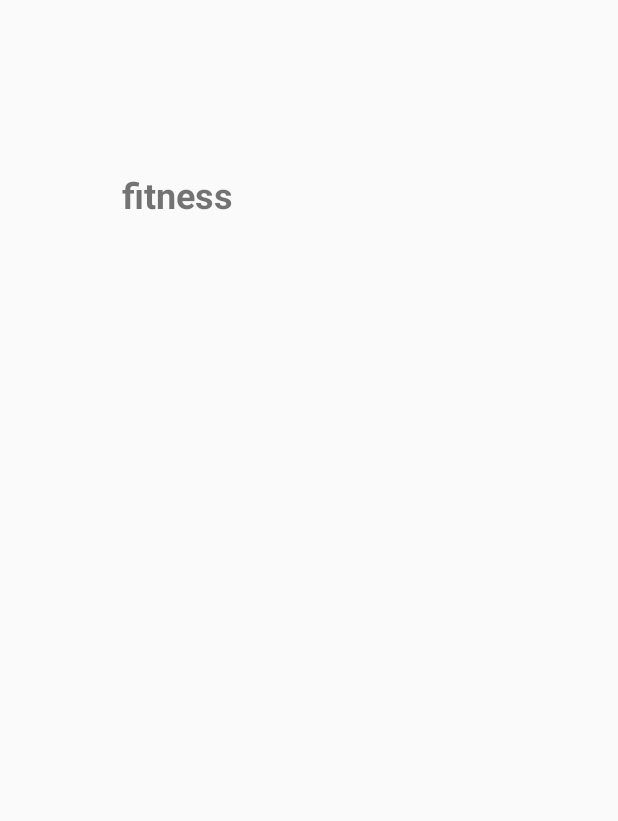
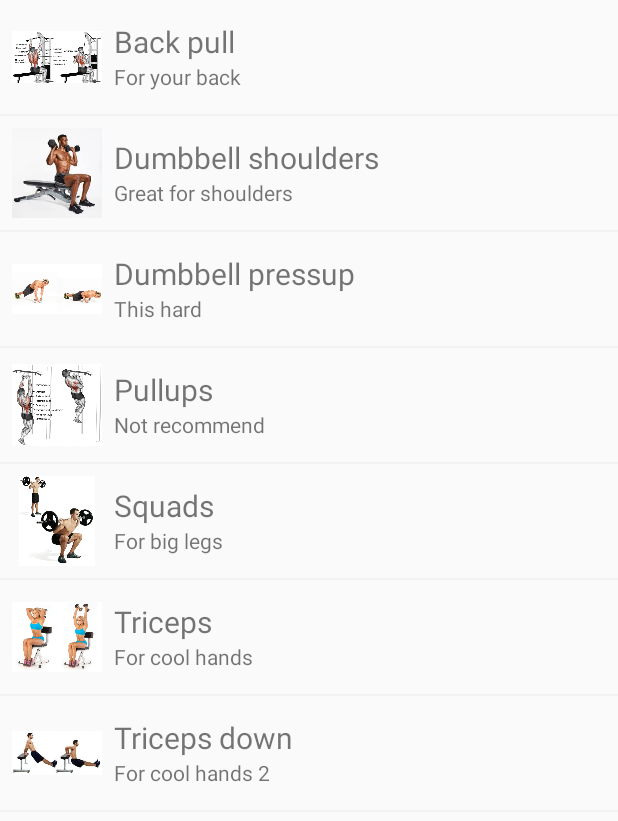
Before and after one commit to lirangazer/PrasonalHealthAssistance, an Android app: the FitnessActivity screen opened directly, with no data from a screen before it, on a phone screen of 412 x 824 dp. Before the commit the part shown is almost empty. Shown: the top 821 px of the screen. Run offline under Robolectric (Android 15) with nearby library versions, the phone set to English and light mode, and no system bars.

Commit message:
15.2.2021 Finished Fitness and Health activity. Changed all the un relevant names from the RecyclerView. Added drawable picture to fitness activity.
Wihbe.

```diff
--- a/app/src/main/java/com/example/prasonalhealthassistance/FitnessActivity.java
+++ b/app/src/main/java/com/example/prasonalhealthassistance/FitnessActivity.java
@@ -3,12 +3,47 @@ package com.example.prasonalhealthassistance;
 import android.os.Bundle;
 
 import androidx.appcompat.app.AppCompatActivity;
+import androidx.recyclerview.widget.LinearLayoutManager;
+import androidx.recyclerview.widget.RecyclerView;
+
+import java.util.ArrayList;
+import java.util.List;
 
 public class FitnessActivity extends AppCompatActivity {
+
+    private String[] imageNames= {"Back pull", "Dumbbell shoulders", "Dumbbell pressup", "Pullups", "Squads", "Triceps", "Triceps down"};
+    private String[] imageDescription = {"For your back", "Great for shoulders", "This hard", "Not recommend", "For big legs", "For cool hands", "For cool hands 2"};
+    private int[] images = {R.drawable.back_exe, R.drawable.dumbbell, R.drawable.dumbbell_pressup, R.drawable.pullup, R.drawable.squat, R.drawable.triceps, R.drawable.triceps_dwon };
+
+    RecyclerView recyclerView;
+    RecyclerView.Adapter recyclerAdapter;
+    RecyclerView.LayoutManager layoutManager;
+    List<RecyclerUtils> recyclerUtilsList = new ArrayList<>();
 
     @Override
     protected void onCreate(Bundle savedInstanceState) {
         super.onCreate(savedInstanceState);
         setContentView(R.layout.activity_fitness);
+
+        recyclerView = findViewById(R.id.recyclerViewFitness);
+        recyclerView.setHasFixedSize(true);
+        layoutManager = new LinearLayoutManager(this);
+        prepareTheList();
+        recyclerAdapter = new RecyclerAdapter(this, recyclerUtilsList);
+        recyclerView.setAdapter(recyclerAdapter);
+        recyclerView.setLayoutManager(layoutManager);
+
+    }
+
+    //Initialize the Recycler list object to hold the image and the relevant text
+    private void prepareTheList()
+    {
+        int count = 0;
+        for (String imageName : imageNames)
+        {
+            RecyclerUtils pu = new RecyclerUtils(imageName, imageDescription[count] ,images[count]);
+            recyclerUtilsList.add(pu);
+            count++;
+        }
     }
 }
--- a/app/src/main/java/com/example/prasonalhealthassistance/LoginPage.java
+++ b/app/src/main/java/com/example/prasonalhealthassistance/LoginPage.java
@@ -39,8 +39,10 @@ public class LoginPage extends AppCompatActivity {
                 String password = editPassword.getText().toString();
                 //init firebase db
 
+                //For Debug only --- Delete when its done with app --- Wihbe
                 Intent intent = new Intent (LoginPage.this,MainPage.class);
                 startActivity(intent);
+                //For Debug only --- Delete when its done with app --- Wihbe
 
                 FirebaseDatabase database = FirebaseDatabase.getInstance();
                 DatabaseReference userToAddRef2 = database.getReference("Users");
--- a/app/src/main/java/com/example/prasonalhealthassistance/MyAdapter.java
+++ b/app/src/main/java/com/example/prasonalhealthassistance/RecyclerAdapter.java
@@ -13,14 +13,14 @@ import androidx.recyclerview.widget.RecyclerView;
 import java.util.List;
 
 
-public class MyAdapter extends RecyclerView.Adapter <MyAdapter.ViewHolder> {
+public class RecyclerAdapter extends RecyclerView.Adapter <RecyclerAdapter.ViewHolder> {
 
     private Context context;
-    private List<PersonUtils> personUtils;
+    private List<RecyclerUtils> recyclerUtils;
 
-    public MyAdapter(Context context, List personUtils) {
+    public RecyclerAdapter(Context context, List recyclerUtils) {
         this.context = context;
-        this.personUtils = personUtils;
+        this.recyclerUtils = recyclerUtils;
     }
 
     @Override
@@ -32,40 +32,37 @@ public class MyAdapter extends RecyclerView.Adapter <MyAdapter.ViewHolder> {
 
     @Override
     public void onBindViewHolder(ViewHolder holder, int position) {
-        holder.itemView.setTag(personUtils.get(position));
+        holder.itemView.setTag(recyclerUtils.get(position));
+        RecyclerUtils healthProperties = recyclerUtils.get(position);
 
-        PersonUtils pu = personUtils.get(position);
-
-        holder.pName.setText(pu.getPersonName());
-        holder.pJobProfile.setText(pu.getJobProfile());
-        holder.pImageProfile.setImageResource(pu.getImageProfile());
-
+        holder.title.setText(healthProperties.getTitleName());
+        holder.description.setText(healthProperties.getDescription());
+        holder.imageProfile.setImageResource(healthProperties.getImageProfile());
     }
 
     @Override
     public int getItemCount() {
-        return personUtils.size();
+        return recyclerUtils.size();
     }
 
     public static class ViewHolder extends RecyclerView.ViewHolder{
 
-        public TextView pName;
-        public TextView pJobProfile;
-        public ImageView pImageProfile;
+        public TextView title;
+        public TextView description;
+        public ImageView imageProfile;
 
         public ViewHolder(View itemView) {
             super(itemView);
 
-            pName = (TextView) itemView.findViewById(R.id.pNametxt);
-            pJobProfile = (TextView) itemView.findViewById(R.id.pJobProfiletxt);
-            pImageProfile=(ImageView) itemView.findViewById(R.id.userImg);
-            //pImageProfile.setImageDrawable(context.getResources().);
+            title = itemView.findViewById(R.id.Nametxt);
+            description =  itemView.findViewById(R.id.Descriptiontxt);
+            imageProfile = itemView.findViewById(R.id.userImg);
 
             itemView.setOnClickListener(new View.OnClickListener() {
                 @Override
                 public void onClick(View view) {
-                    PersonUtils cpu = (PersonUtils) view.getTag();
-                    Toast.makeText(view.getContext(), cpu.getPersonName()+" is "+ cpu.getJobProfile(), Toast.LENGTH_SHORT).show();
+                    RecyclerUtils ru = (RecyclerUtils) view.getTag();
+                    Toast.makeText(view.getContext(), ru.getTitleName()+" is "+ ru.getDescription(), Toast.LENGTH_SHORT).show();
                 }
             });
 
--- /dev/null
+++ b/app/src/main/java/com/example/prasonalhealthassistance/RecyclerUtils.java
@@ -0,0 +1,32 @@
+package com.example.prasonalhealthassistance;
+
+public class RecyclerUtils {
+
+    private String titleName;
+    private String description;
+    private int imageProfile;
+
+    public RecyclerUtils(String titleName, String description, int imageProfile) {
+        this.titleName = titleName;
+        this.description = description;
+        this.imageProfile = imageProfile;
+    }
+
+    public String getTitleName() {
+        return titleName;
+    }
+
+    public void setTitleName(String titleName) {
+        this.titleName = titleName;
+    }
+
+    public String getDescription() {
+        return description;
+    }
+
+    public void setDescription(String description) {
+        this.description = description;
+    }
+
+    public int getImageProfile() { return imageProfile; }
+}
--- a/app/src/main/res/layout/activity_fitness.xml
+++ b/app/src/main/res/layout/activity_fitness.xml
@@ -6,16 +6,12 @@
     android:layout_height="match_parent"
     tools:context=".FitnessActivity">
 
-    <TextView
-        android:id="@+id/textView"
-        android:layout_width="132dp"
-        android:layout_height="44dp"
-        android:layout_marginStart="81dp"
-        android:layout_marginLeft="81dp"
-        android:layout_marginTop="113dp"
-        android:text="@string/fitness"
-        android:textSize="24sp"
-        android:textStyle="bold"
+    <androidx.recyclerview.widget.RecyclerView
+        android:id="@+id/recyclerViewFitness"
+        android:layout_width="match_parent"
+        android:layout_height="match_parent"
+        app:layout_constraintBottom_toBottomOf="parent"
+        app:layout_constraintEnd_toEndOf="parent"
         app:layout_constraintStart_toStartOf="parent"
         app:layout_constraintTop_toTopOf="parent" />
 </androidx.constraintlayout.widget.ConstraintLayout>
--- a/app/src/main/res/layout/activity_health.xml
+++ b/app/src/main/res/layout/activity_health.xml
@@ -8,7 +8,7 @@
 
 
     <androidx.recyclerview.widget.RecyclerView
-        android:id="@+id/recyclerViewPerson"
+        android:id="@+id/recyclerViewHealth"
         android:layout_width="0dp"
         android:layout_height="0dp"
         app:layout_constraintBottom_toBottomOf="parent"
--- a/app/src/main/res/layout/signle_list_iten.xml
+++ b/app/src/main/res/layout/signle_list_iten.xml
@@ -17,7 +17,7 @@
             android:layout_height="60dp" />
 
         <TextView
-            android:id="@+id/pNametxt"
+            android:id="@+id/Nametxt"
 
             android:textSize="20sp"
             android:layout_marginTop="6dp"
@@ -31,15 +31,15 @@
             android:layout_marginStart="8dp" />
 
         <TextView
-            android:id="@+id/pJobProfiletxt"
+            android:id="@+id/Descriptiontxt"
 
             android:textSize="14sp"
             android:maxLines="1"
             android:layout_width="match_parent"
             android:layout_height="wrap_content"
-            android:layout_below="@+id/pNametxt"
-            android:layout_alignLeft="@+id/pNametxt"
-            android:layout_alignStart="@+id/pNametxt" />
+            android:layout_below="@+id/Nametxt"
+            android:layout_alignLeft="@+id/Nametxt"
+            android:layout_alignStart="@+id/Nametxt" />
 
     </RelativeLayout>
 
```
Also changed, not shown: app/src/main/java/com/example/prasonalhealthassistance/HealthActivity.java (+9 -33 lines), app/src/main/java/com/example/prasonalhealthassistance/PersonUtils.java (deleted, +0 -38 lines), app/src/main/res/layout/listviwe_item.xml (deleted, +0 -45 lines), app/src/main/res/drawable/back_exe.png (added), app/src/main/res/drawable/dumbbell.jpg (added), app/src/main/res/drawable/dumbbell_pressup.jpg (added), app/src/main/res/drawable/pullup.png (added), app/src/main/res/drawable/squat.jpg (added), app/src/main/res/drawable/triceps.jpg (added), app/src/main/res/drawable/triceps_dwon.jpg (added).
